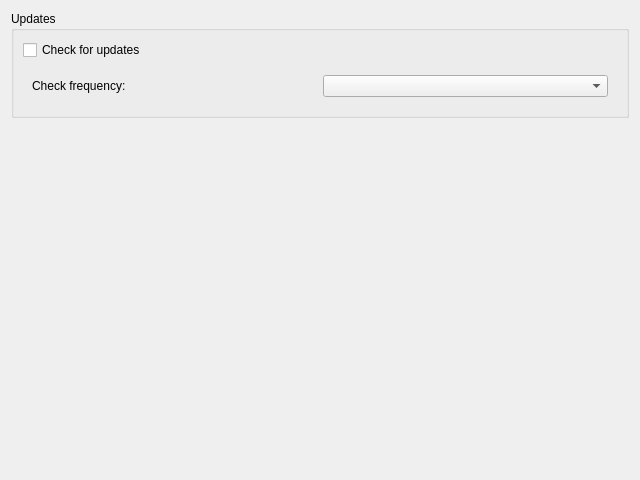
Qt form src/gui/desktop/config_tabs/main_tab.ui (Kicer86/photobroom) before a commit.
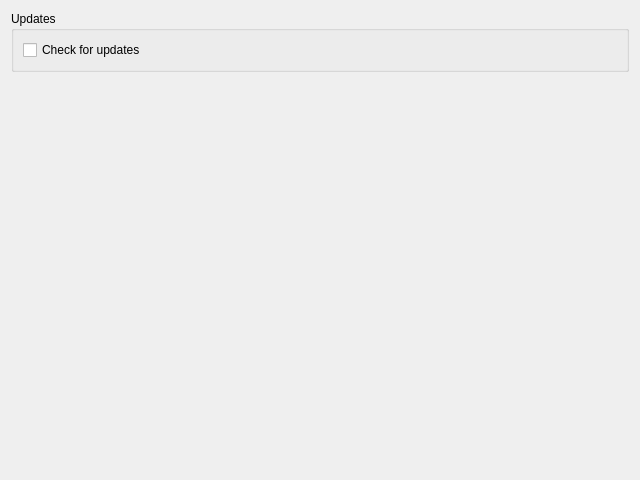
The same form after that commit.

Commit message: hardcoding update frequency to 72 hours

Diff of the .ui file:
```diff
--- a/src/gui/desktop/config_tabs/main_tab.ui
+++ b/src/gui/desktop/config_tabs/main_tab.ui
@@ -27,22 +27,6 @@
         </property>
        </widget>
       </item>
-      <item>
-       <widget class="QWidget" name="widget" native="true">
-        <layout class="QHBoxLayout" name="horizontalLayout">
-         <item>
-          <widget class="QLabel" name="label">
-           <property name="text">
-            <string>Check frequency:</string>
-           </property>
-          </widget>
-         </item>
-         <item>
-          <widget class="QComboBox" name="freqComboBox"/>
-         </item>
-        </layout>
-       </widget>
-      </item>
      </layout>
     </widget>
    </item>
```
The commit also changes 5 other files.
